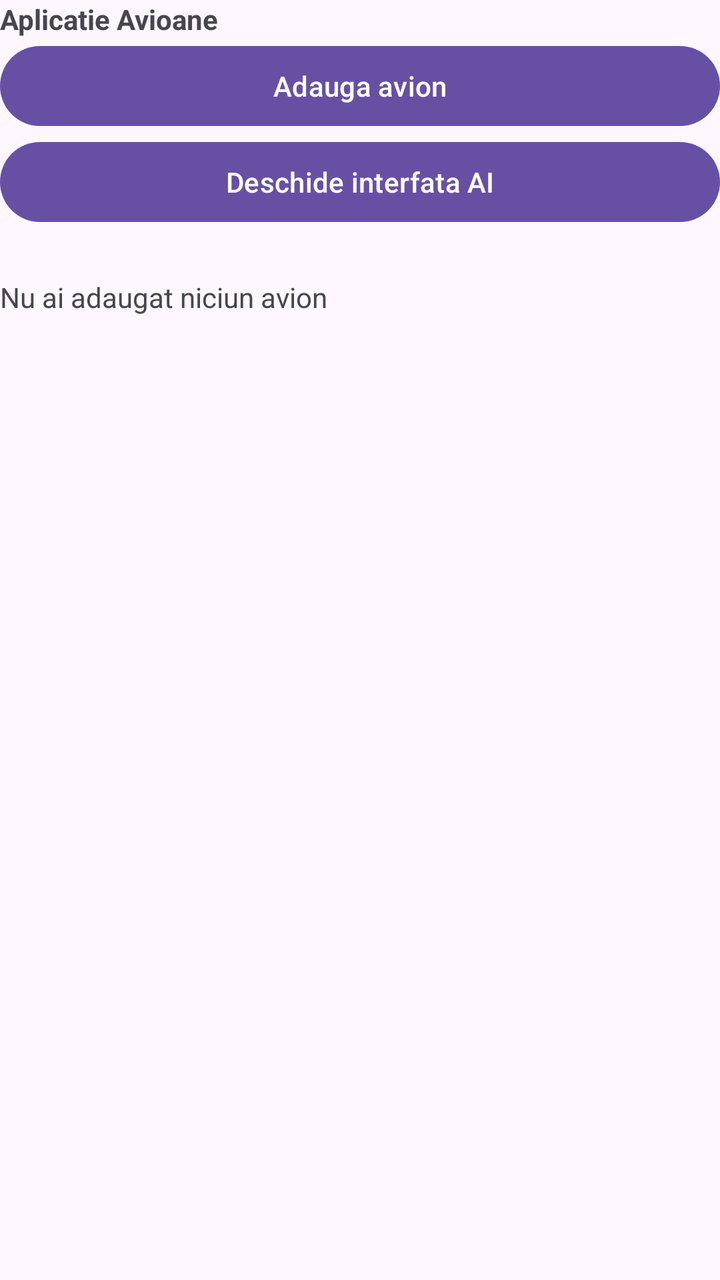
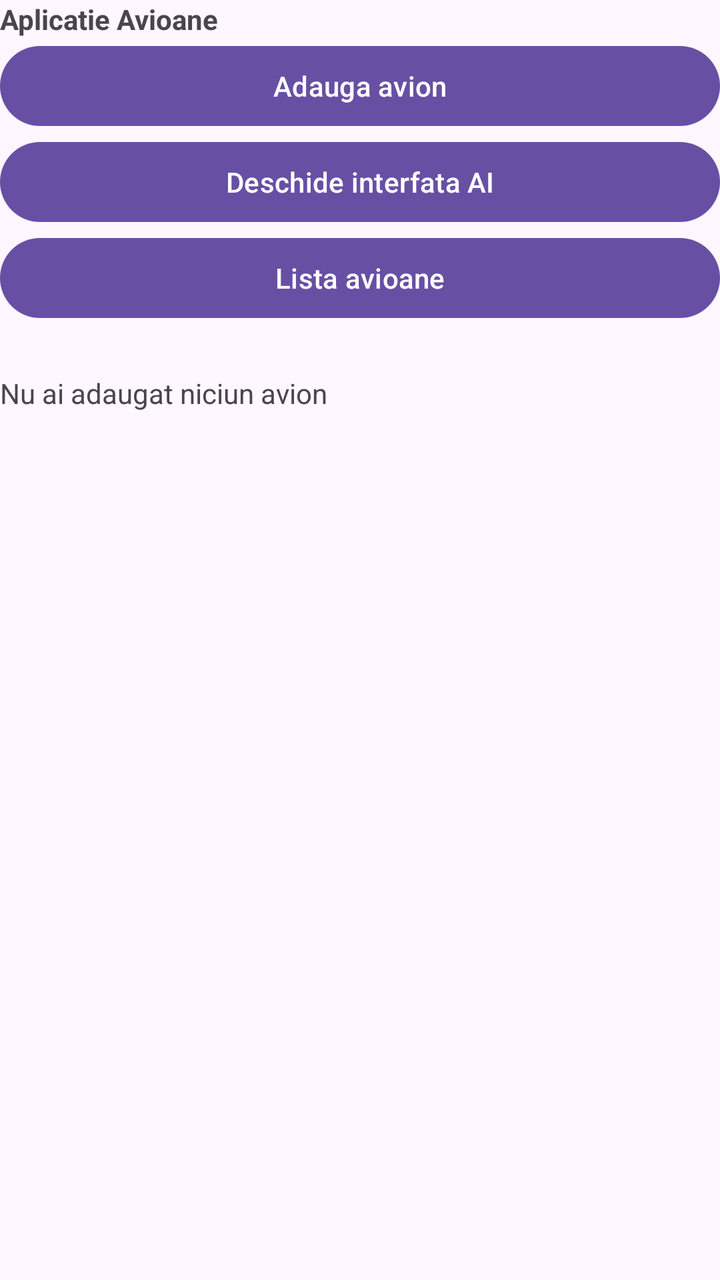

The first picture is an Android layout as it rendered before a commit; the second is the same layout after the commit. The layout source and the unified diff follow.
<!-- AndroidManifest.xml: application theme Theme.Seminarii_DAM -->
<!-- res/layout/activity_main.xml -->
<?xml version="1.0" encoding="utf-8"?>
<LinearLayout xmlns:android="http://schemas.android.com/apk/res/android"
    xmlns:app="http://schemas.android.com/apk/res-auto"
    xmlns:tools="http://schemas.android.com/tools"
    android:id="@+id/main"
    android:layout_width="match_parent"
    android:layout_height="match_parent"
    android:orientation="vertical"
    tools:context=".MainActivity">

    <TextView
        android:layout_width="wrap_content"
        android:layout_height="wrap_content"
        android:text="Aplicatie Avioane"
        android:textStyle="bold"
        app:layout_constraintBottom_toBottomOf="parent"
        app:layout_constraintEnd_toEndOf="parent"
        app:layout_constraintStart_toStartOf="parent"
        app:layout_constraintTop_toTopOf="parent" />

    <Button
        android:id="@+id/btnAdauga"
        android:layout_width="match_parent"
        android:layout_height="wrap_content"
        android:text="@string/adauga_avion"
        android:onClick="deschideAdaugareAvion"/>

    <Button
        android:layout_width="match_parent"
        android:layout_height="wrap_content"
        android:text="@string/deschide_interfata_ai"
        android:onClick="deschideAdaugareAI" />
    
    <TextView
        android:id="@+id/tvAddPlane"
        android:layout_width="match_parent"
        android:layout_height="wrap_content"
        android:text="Nu ai adaugat niciun avion"
        android:layout_marginTop="24dp" />

</LinearLayout>
<!-- resources referenced by this layout -->
<resources>
  <string name="adauga_avion">Adauga avion</string>
  <string name="deschide_interfata_ai">Deschide interfata AI</string>
  <style name="Theme.Seminarii_DAM" parent="Base.Theme.Seminarii_DAM" />
  <style name="Base.Theme.Seminarii_DAM" parent="Theme.Material3.DayNight.NoActionBar">
          
          
      </style>
</resources>

<!-- the commit's change to res/layout/activity_main.xml (unified diff, before → after) -->
@@ -30,6 +30,12 @@
         android:layout_height="wrap_content"
         android:text="@string/deschide_interfata_ai"
         android:onClick="deschideAdaugareAI" />
+
+    <Button
+        android:id="@+id/btnVeziLista"
+        android:layout_width="match_parent"
+        android:layout_height="wrap_content"
+        android:text="Lista avioane"/>
     
     <TextView
         android:id="@+id/tvAddPlane"
